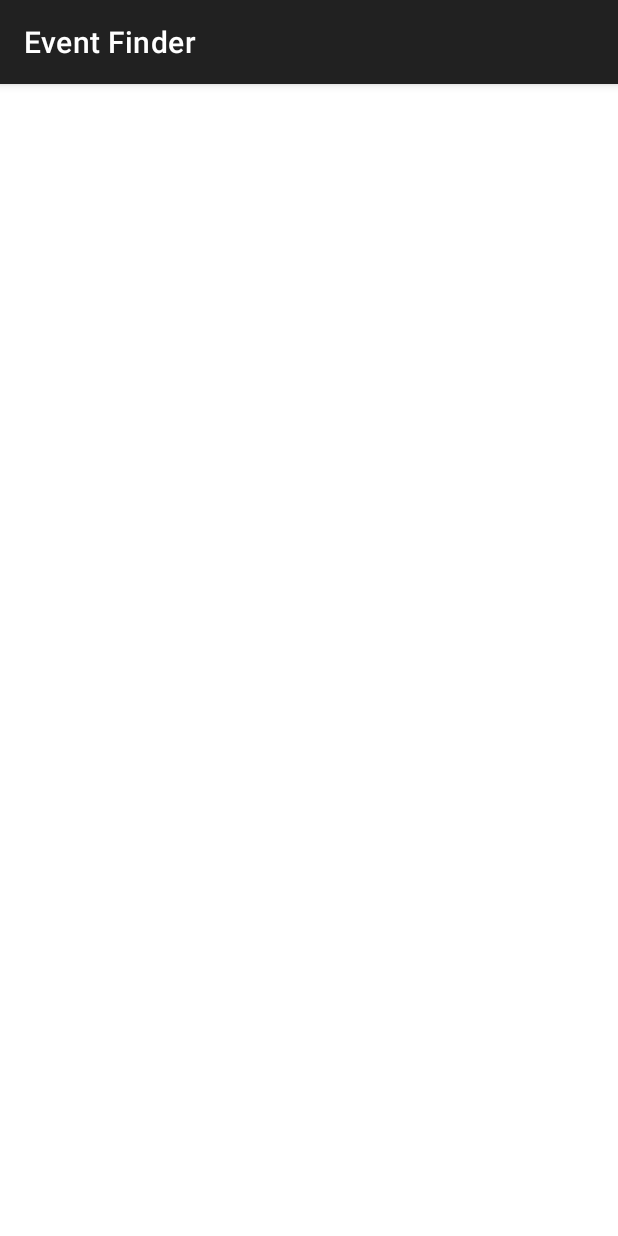
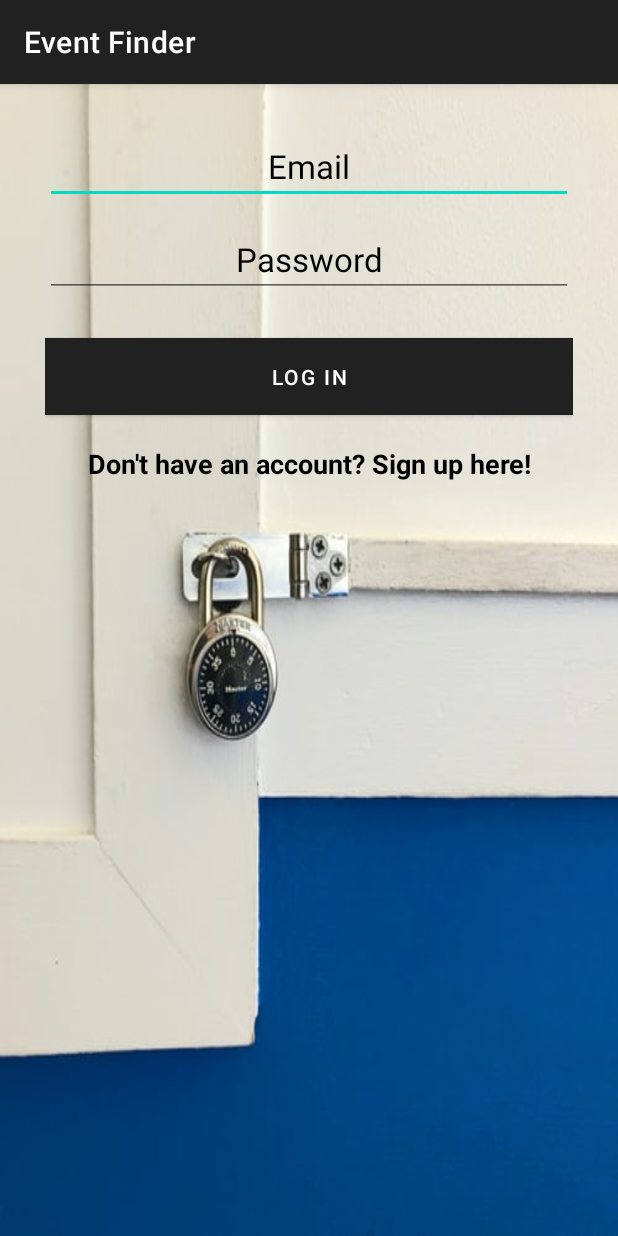
Before and after one commit to Cliffordmorara47/MusixMatch, an Android app: the LoginActivity screen opened directly, with no data from a screen before it, on a phone screen of 412 x 824 dp. Run offline under Robolectric (Android 15) with nearby library versions, the phone set to English and light mode, and no system bars.

Commit message:
Created login layout

```diff
--- a/app/src/main/res/layout/activity_login.xml
+++ b/app/src/main/res/layout/activity_login.xml
@@ -1,7 +1,65 @@
 <?xml version="1.0" encoding="utf-8"?>
-<RelativeLayout
-    xmlns:android="http://schemas.android.com/apk/res/android"
+<RelativeLayout xmlns:android="http://schemas.android.com/apk/res/android"
     android:layout_height="match_parent"
-    android:layout_width="match_parent">
+    android:layout_width="match_parent"
+    xmlns:tools="http://schemas.android.com/tools"
+    tools:context=".ui.LoginActivity"
+    android:background="@drawable/loglock">
+
+    <LinearLayout
+        android:id="@+id/linearLayout"
+        android:layout_width="match_parent"
+        android:layout_height="wrap_content"
+        android:orientation="vertical"
+        android:padding="30dp">
+
+        <EditText
+            android:id="@+id/emailEdit"
+            android:layout_width="match_parent"
+            android:layout_height="wrap_content"
+            android:layout_marginBottom="12dp"
+            android:hint="Email"
+            android:inputType="textEmailAddress"
+            android:nextFocusDown="@id/passwordEdit"
+            android:textAlignment="center"
+            android:textColor="@color/black"
+            android:textColorHint="@color/black"
+            android:textSize="22sp" />
+
+        <EditText
+            android:id="@+id/passwordEdit"
+            android:layout_width="match_parent"
+            android:layout_height="wrap_content"
+            android:layout_marginBottom="12dp"
+            android:hint="Password"
+            android:inputType="textPassword"
+            android:nextFocusDown="@id/passwordEdit"
+            android:textAlignment="center"
+            android:textColor="@color/black"
+            android:textColorHint="@color/black"
+            android:textSize="22sp" />
+
+        <Button
+            android:id="@+id/loginButton"
+            android:layout_width="match_parent"
+            android:layout_height="wrap_content"
+            android:layout_marginTop="15dp"
+            android:background="@color/black"
+            android:padding="10dp"
+            android:text="Log in"
+            android:textColor="@color/colorTextIcons" />
+
+        <TextView
+            android:id="@+id/registerText"
+            android:layout_width="match_parent"
+            android:layout_height="wrap_content"
+            android:layout_gravity="center_horizontal"
+            android:layout_marginTop="20dp"
+            android:text="Don't have an account? Sign up here!"
+            android:textAlignment="center"
+            android:textColor="@color/black"
+            android:textSize="18sp"
+            android:textStyle="bold" />
+    </LinearLayout>
 
 </RelativeLayout>
```
